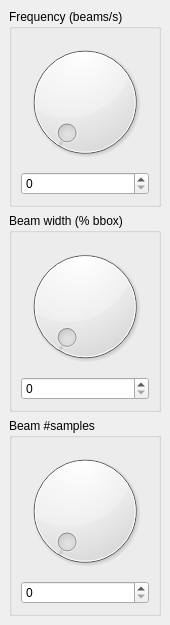
Before: the Qt Designer form src/meshlabplugins/edit_scan/widget.ui in cnr-isti-vclab/meshlab, drawn with Qt 5.
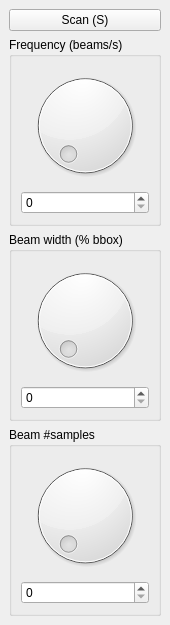
After: the same form once the commit is applied.

Commit message: minor: modified many components, corrected a bug in the limits, added SCAN (s) button

What changed in the file:
```diff
--- a/src/meshlabplugins/edit_scan/widget.ui
+++ b/src/meshlabplugins/edit_scan/widget.ui
@@ -21,6 +21,13 @@
   </property>
   <widget class="QWidget" name="dockWidgetContents">
    <layout class="QVBoxLayout" name="verticalLayout">
+    <item>
+     <widget class="QPushButton" name="scanbutton">
+      <property name="text">
+       <string>Scan (S)</string>
+      </property>
+     </widget>
+    </item>
     <item>
      <widget class="QGroupBox" name="box_freq">
       <property name="title">
```
The commit also changes 3 other files.
